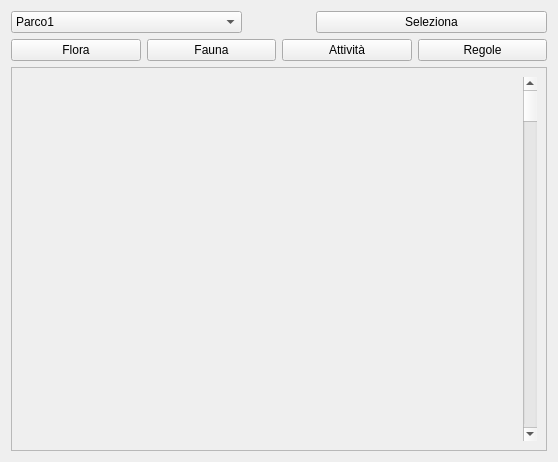
This is GUI/main.ui in Matt-ez/EcoGuida as Qt 5 draws it before an edit. The edited form follows.
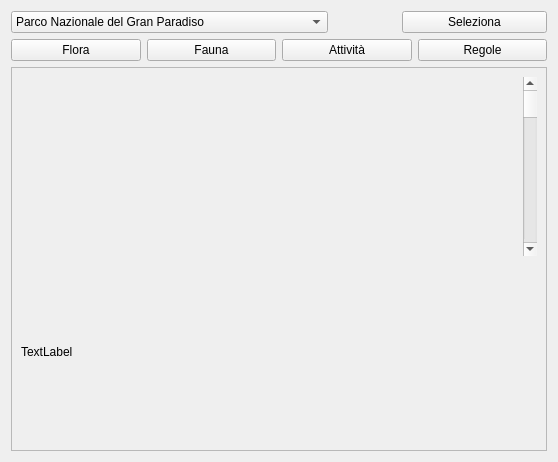
This is the edited form.

Commit message: nomi parchi combobx

Patch:
```diff
--- a/GUI/main.ui
+++ b/GUI/main.ui
@@ -20,17 +20,17 @@
       <widget class="QComboBox" name="comboParchi">
        <item>
         <property name="text">
-         <string>Parco1</string>
+         <string>Parco Nazionale del Gran Paradiso</string>
         </property>
        </item>
        <item>
         <property name="text">
-         <string>Parco2</string>
+         <string>Parco Nazionale del Cilento, Vallo di Diano e Alburni</string>
         </property>
        </item>
        <item>
         <property name="text">
-         <string>Parco3</string>
+         <string>Parco Nazionale delle Cinque Terre</string>
         </property>
        </item>
       </widget>
@@ -114,6 +114,13 @@
          </property>
         </widget>
        </item>
+       <item>
+        <widget class="QLabel" name="label">
+         <property name="text">
+          <string>TextLabel</string>
+         </property>
+        </widget>
+       </item>
       </layout>
      </widget>
     </widget>
```
The commit also changes 1 other file.
